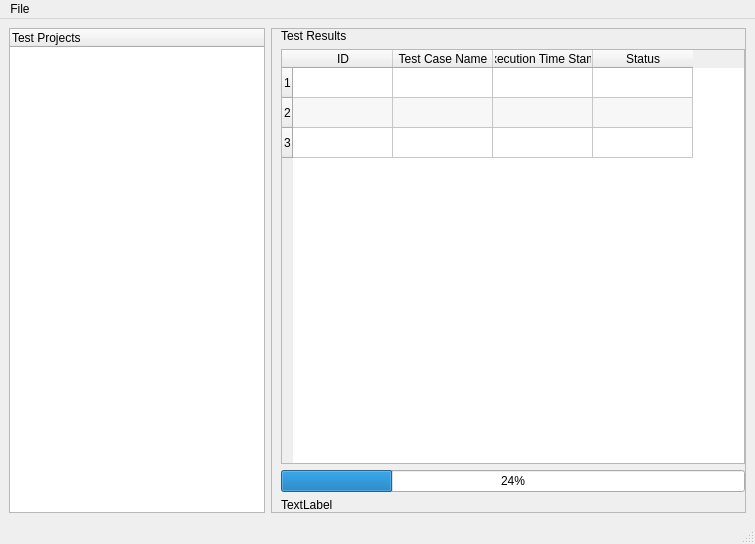
This is ui_files/home.ui in npeersab/Universal-Data-Comparator as Qt 5 draws it before an edit. The edited form follows.
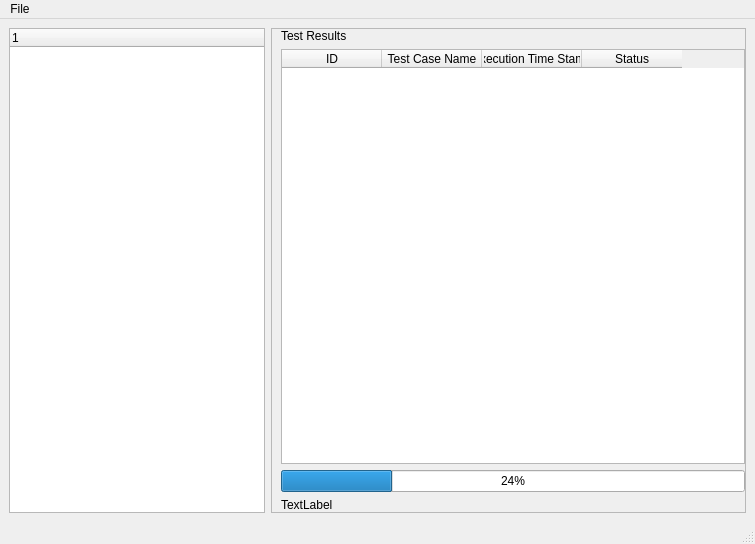
This is the edited form.

Commit message: add welcome dialog

Patch:
```diff
--- a/ui_files/home.ui
+++ b/ui_files/home.ui
@@ -25,7 +25,7 @@
       </property>
       <column>
        <property name="text">
-        <string notr="true">Test Projects</string>
+        <string notr="true">1</string>
        </property>
       </column>
      </widget>
@@ -93,21 +93,6 @@
          <attribute name="verticalHeaderVisible">
           <bool>true</bool>
          </attribute>
-         <row>
-          <property name="text">
-           <string>1</string>
-          </property>
-         </row>
-         <row>
-          <property name="text">
-           <string>2</string>
-          </property>
-         </row>
-         <row>
-          <property name="text">
-           <string>3</string>
-          </property>
-         </row>
          <column>
           <property name="text">
            <string>ID</string>
@@ -128,11 +113,6 @@
            <string>Status</string>
           </property>
          </column>
-         <item row="1" column="0">
-          <property name="text">
-           <string/>
-          </property>
-         </item>
         </widget>
        </item>
        <item>
```
Left out of the diff: 64 changed lines with no effect on the pictures. The commit also changes 5 other files.
